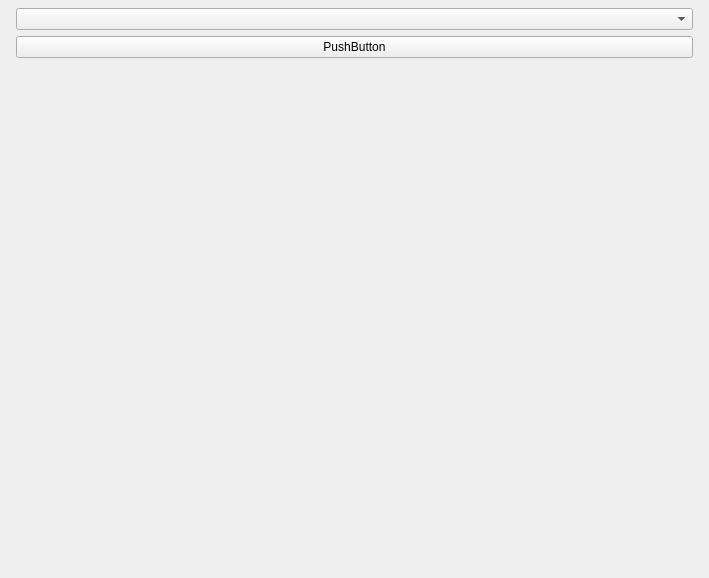
Before: the Qt Designer form src/ui/main/window.ui in luanws/amplifier-circuits, drawn with Qt 5.
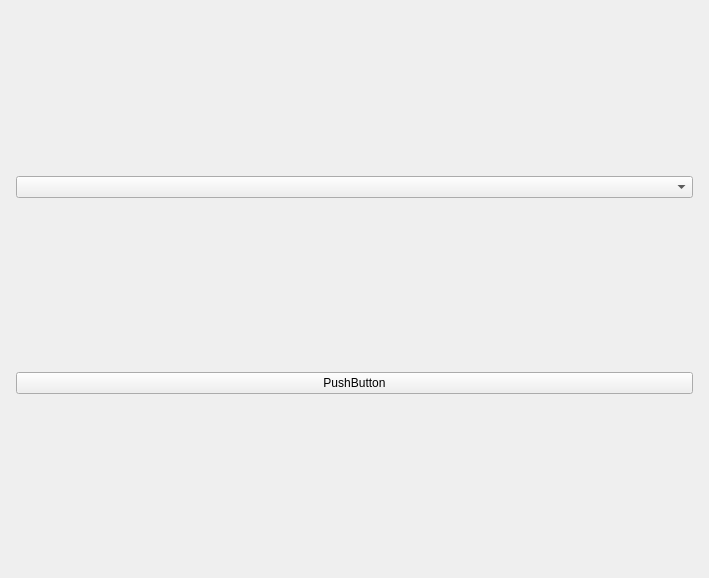
After: the same form once the commit is applied.

Commit message: feat(main): parameters widget

```diff
--- a/src/ui/main/window.ui
+++ b/src/ui/main/window.ui
@@ -51,16 +51,6 @@
       </property>
      </widget>
     </item>
-    <item>
-     <widget class="QWidget" name="widget" native="true">
-      <property name="sizePolicy">
-       <sizepolicy hsizetype="Preferred" vsizetype="Expanding">
-        <horstretch>0</horstretch>
-        <verstretch>0</verstretch>
-       </sizepolicy>
-      </property>
-     </widget>
-    </item>
    </layout>
   </widget>
   <action name="actionSair">
```
Left out of the diff: 5 changed lines with no effect on the pictures. The commit also changes 6 other files.
